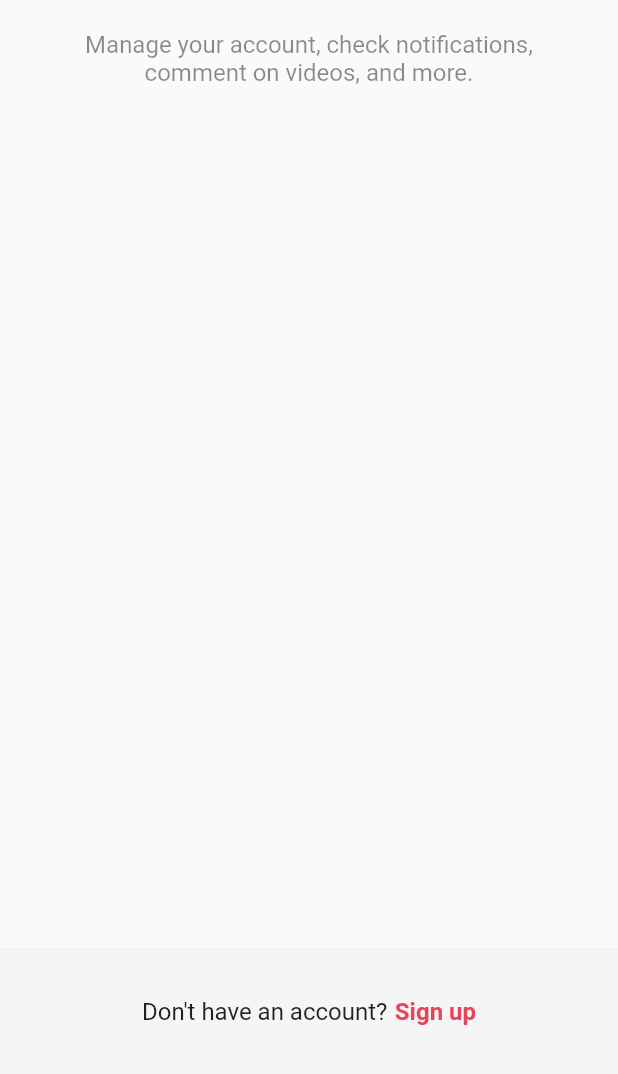
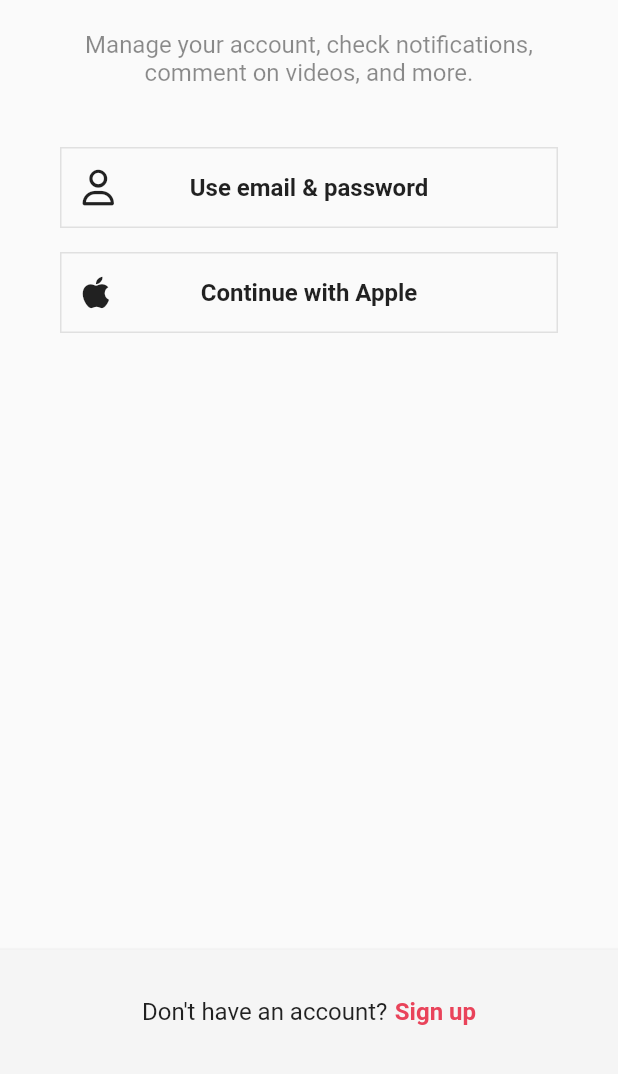
Before and after one commit to joseph-106/tic-toc, a Flutter app: the screen it shows after launch, after a tap on "Log in", on a phone screen of 412 x 824 dp, the part 162-1236 px from its top. Run offline on Flutter 3.47's test engine with Material 2 defaults, Android fonts, the phone set to English and light mode, and no system bars; our stand-ins replace font_awesome_flutter.

Commit message:
AuthButton

```diff
--- a/lib/features/authentication/login_screen.dart
+++ b/lib/features/authentication/login_screen.dart
@@ -1,6 +1,8 @@
 import 'package:flutter/material.dart';
+import 'package:font_awesome_flutter/font_awesome_flutter.dart';
 import 'package:tictoc/constants/gaps.dart';
 import 'package:tictoc/constants/sizes.dart';
+import 'package:tictoc/features/authentication/widgets/auth_button.dart';
 
 class LoginScreen extends StatelessWidget {
   const LoginScreen({super.key});
@@ -35,6 +37,16 @@ class LoginScreen extends StatelessWidget {
                   color: Colors.black45,
                 ),
                 textAlign: TextAlign.center,
+              ),
+              Gaps.v40,
+              AuthButton(
+                icon: FaIcon(FontAwesomeIcons.user),
+                text: "Use email & password",
+              ),
+              Gaps.v16,
+              AuthButton(
+                icon: FaIcon(FontAwesomeIcons.apple),
+                text: "Continue with Apple",
               ),
             ],
           ),
--- a/lib/features/authentication/sign_up_screen.dart
+++ b/lib/features/authentication/sign_up_screen.dart
@@ -1,7 +1,9 @@
 import 'package:flutter/material.dart';
+import 'package:font_awesome_flutter/font_awesome_flutter.dart';
 import 'package:tictoc/constants/gaps.dart';
 import 'package:tictoc/constants/sizes.dart';
 import 'package:tictoc/features/authentication/login_screen.dart';
+import 'package:tictoc/features/authentication/widgets/auth_button.dart';
 
 class SignUpScreen extends StatelessWidget {
   const SignUpScreen({super.key});
@@ -43,6 +45,15 @@ class SignUpScreen extends StatelessWidget {
                 textAlign: TextAlign.center,
               ),
               Gaps.v40,
+              AuthButton(
+                icon: FaIcon(FontAwesomeIcons.user),
+                text: "Use email & password",
+              ),
+              Gaps.v16,
+              AuthButton(
+                icon: FaIcon(FontAwesomeIcons.apple),
+                text: "Continue with Apple",
+              ),
             ],
           ),
         ),
--- /dev/null
+++ b/lib/features/authentication/widgets/auth_button.dart
@@ -0,0 +1,47 @@
+import 'package:flutter/material.dart';
+import 'package:font_awesome_flutter/font_awesome_flutter.dart';
+import 'package:tictoc/constants/sizes.dart';
+
+class AuthButton extends StatelessWidget {
+  final String text;
+  final FaIcon icon;
+
+  const AuthButton({
+    super.key,
+    required this.text,
+    required this.icon,
+  });
+
+  @override
+  Widget build(BuildContext context) {
+    return FractionallySizedBox(
+      widthFactor: 1,
+      child: Container(
+        padding: const EdgeInsets.all(Sizes.size14),
+        decoration: BoxDecoration(
+          border: Border.all(
+            color: Colors.grey.shade300,
+            width: Sizes.size1,
+          ),
+        ),
+        child: Stack(
+          alignment: Alignment.center,
+          children: [
+            Align(
+              alignment: Alignment.centerLeft,
+              child: icon,
+            ),
+            Text(
+              text,
+              style: const TextStyle(
+                fontSize: Sizes.size16,
+                fontWeight: FontWeight.w600,
+              ),
+              textAlign: TextAlign.center,
+            ),
+          ],
+        ),
+      ),
+    );
+  }
+}
--- a/lib/main.dart
+++ b/lib/main.dart
@@ -11,7 +11,7 @@ class TikTokApp extends StatelessWidget {
   @override
   Widget build(BuildContext context) {
     return MaterialApp(
-      title: 'TikTok Clone',
+      title: 'TicToc',
       theme: ThemeData(
         primaryColor: const Color(0xFFE9435A),
       ),
```
Also changed, not shown: pubspec.yaml (+4 -4 lines), pubspec.lock.
